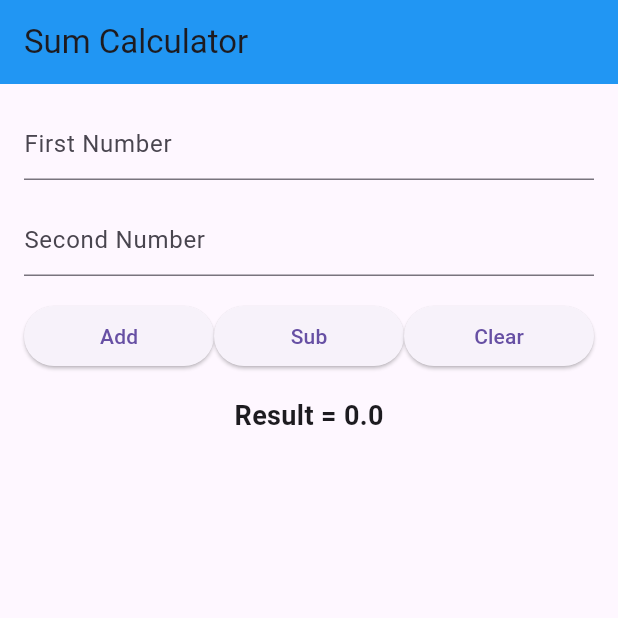
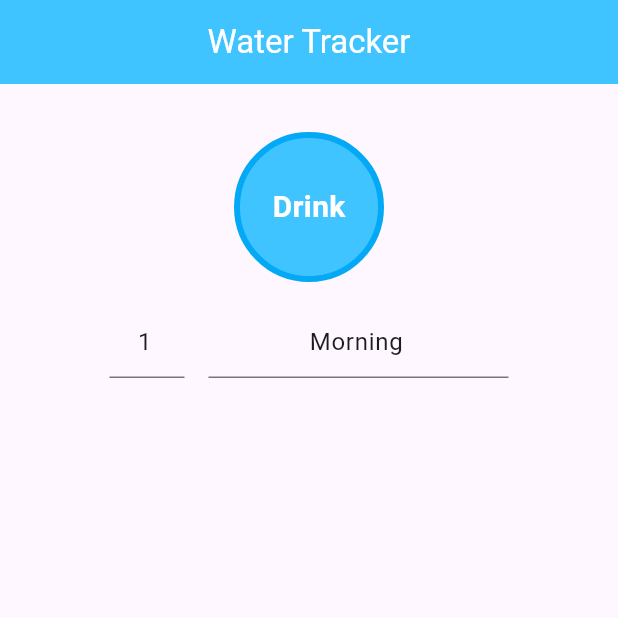
Before and after one commit to farhan-hasan/Flutter_Ostad, a Flutter app: the screen it shows after launch, on a phone screen of 412 x 824 dp, the top half of it. Run offline on Flutter 3.47's test engine with Material 3 defaults, Android fonts, the phone set to English and light mode, and no system bars.

Commit message:
Water Tracker App

```diff
--- a/lib/home_screen.dart
+++ b/lib/home_screen.dart
@@ -1,4 +1,6 @@
 import 'package:flutter/material.dart';
+import 'water_consumed.dart';
+import 'package:intl/intl.dart';
 
 class HomeScreen extends StatefulWidget {
   const HomeScreen({super.key});
@@ -8,129 +10,104 @@ class HomeScreen extends StatefulWidget {
 }
 
 class _HomeScreenState extends State<HomeScreen> {
-  final TextEditingController _TEC1 = TextEditingController();
-  final TextEditingController _TEC2 = TextEditingController();
-
-  GlobalKey<FormState> _formkey = GlobalKey<FormState>();
-
-  double _result = 0;
+  List<WaterConsumed> waterConsumeList = [];
+  final TextEditingController _noOfGlassesTEC =
+      TextEditingController(text: '1');
+  final TextEditingController _noteTEC = TextEditingController(text: 'Morning');
 
   @override
   Widget build(BuildContext context) {
     return Scaffold(
       appBar: AppBar(
-        backgroundColor: Colors.blue,
-        title: const Text("Sum Calculator"),
+        backgroundColor: Colors.lightBlueAccent,
+        foregroundColor: Colors.white,
+        title: const Text("Water Tracker"),
+        centerTitle: true,
       ),
-      body: Padding(
-        padding: const EdgeInsets.all(16),
-        child: Form(
-          key: _formkey,
-          child: Column(
-            children: [
-              TextFormField(
-                controller: _TEC1,
-                keyboardType: TextInputType.number,
-                decoration: const InputDecoration(hintText: "First Number"),
-                validator: (String? value) {
-                  String v = value ?? '';
-                  if (v.isEmpty) {
-                    return "Enter Number one";
-                  }
-                  return null;
-                },
-              ),
-              const SizedBox(
-                height: 16,
-              ),
-              TextFormField(
-                controller: _TEC2,
-                keyboardType: TextInputType.number,
-                decoration: const InputDecoration(hintText: "Second Number"),
-                validator: (String? value) {
-                  String v = value ?? '';
-                  if (v.isEmpty) {
-                    return "Enter Number two";
-                  }
-                  return null;
-                },
-              ),
-              const SizedBox(
-                height: 16,
-              ),
-              Row(
+      body: SingleChildScrollView(
+        child: Column(
+          crossAxisAlignment: CrossAxisAlignment.center,
+          children: [
+            Padding(
+              padding: const EdgeInsets.all(32),
+              child: Column(
                 children: [
-                  Expanded(
-                      child: ElevatedButton(
-                    onPressed: () {
-                      if (_formkey.currentState!.validate()) {
-                        double numOne = double.tryParse(_TEC1.text.trim()) ?? 0;
-                        double numTwo = double.tryParse(_TEC2.text.trim()) ?? 0;
-                        double result = add(numOne, numTwo);
-                        _result = result;
-                        setState(() {});
+                  InkWell(
+                    borderRadius: BorderRadius.circular(100),
+                    onTap: () {
+                      if (_noOfGlassesTEC.text.trim().isEmpty) {
+                        _noOfGlassesTEC.text = '1';
                       }
+                      final noOfGlasses = _noOfGlassesTEC.text.trim();
+                      int value = int.tryParse(noOfGlasses) ?? 1;
+                      waterConsumeList
+                          .insert(0, WaterConsumed(value, DateTime.now(), _noteTEC.text));
+                      setState(() {});
                     },
-                    child: const Text("Add"),
-                  )),
-                  const SizedBox(
-                    height: 16,
+                    child: Container(
+                      height: 100,
+                      width: 100,
+                      alignment: Alignment.center,
+                      decoration: BoxDecoration(
+                          color: Colors.lightBlueAccent,
+                          border: Border.all(color: Colors.lightBlue, width: 4),
+                          borderRadius: BorderRadius.circular(100)),
+                      child: const Text(
+                        "Drink",
+                        style: TextStyle(fontWeight: FontWeight.w600, color: Colors.white, fontSize: 20),
+                      ),
+                    ),
                   ),
-                  Expanded(
-                      child: ElevatedButton(
-                    onPressed: () {
-                      if (_formkey.currentState!.validate()) {
-                        double numOne = double.tryParse(_TEC1.text.trim()) ?? 0;
-                        double numTwo = double.tryParse(_TEC2.text.trim()) ?? 0;
-                        double result = sub(numOne, numTwo);
-                        _result = result;
-                        setState(() {});
-                      }
-                    },
-                    child: const Text("Sub"),
-                  )),
-                  const SizedBox(
-                    height: 16,
-                  ),
-                  Expanded(
-                      child: ElevatedButton(
-                    onPressed: () {
-                      clear();
-                    },
-                    child: Text("Clear"),
-                  )),
-                  SizedBox(
-                    height: 16,
-                  ),
+                  const SizedBox(height: 16,),
+                  Row(mainAxisAlignment: MainAxisAlignment.center, children: [
+                    SizedBox(
+                      width: 50,
+                      child: TextField(
+                        controller: _noOfGlassesTEC,
+                        keyboardType: TextInputType.number,
+                        textAlign: TextAlign.center,
+                      ),
+                    ),
+                    const SizedBox(
+                      width: 16,
+                    ),
+                    SizedBox(
+                      width: 200,
+                      child: TextField(
+                        controller: _noteTEC,
+                        keyboardType: TextInputType.number,
+                        textAlign: TextAlign.center,
+                      ),
+                    ),
+                  ])
                 ],
               ),
-              const SizedBox(
-                height: 16,
-              ),
-              Text(
-                "Result = ${_result}",
-                style:
-                    const TextStyle(fontSize: 18, fontWeight: FontWeight.bold),
-              )
-            ],
-          ),
+            ),
+            ListView.builder(
+                shrinkWrap: true,
+                primary: false,
+                itemCount: waterConsumeList.length,
+                itemBuilder: (context, index) {
+                  return ListTile(
+                    leading: CircleAvatar(
+                      child: Text(waterConsumeList[index].noOfGlass.toString()),
+                    ),
+                    title: Text(waterConsumeList[index].note),
+                    subtitle: Text(DateFormat.yMEd().add_jms().format(waterConsumeList[index].time)),
+                    trailing: IconButton(
+                      icon: Icon(Icons.delete_outline),
+                      onPressed: () {
+                        waterConsumeList.removeAt(index);
+                        setState(() {
+
+                        });
+                      },
+                    ),
+                  );
+                })
+          ],
         ),
       ),
     );
   }
-
-  void clear() {
-    _TEC1.clear();
-    _TEC2.clear();
-    _result = 0;
-    setState(() {});
-  }
-
-  double add(double num1, double num2) {
-    return num1 + num2;
-  }
-
-  double sub(double num1, double num2) {
-    return num1 - num2;
-  }
 }
--- a/lib/main.dart
+++ b/lib/main.dart
@@ -1,24 +1,23 @@
 import 'package:flutter/cupertino.dart';
 
-/// 1. Input two numbers
-/// 2. Inputs should be numbers
-/// 3. Add Button, Sub Button
-/// 4. Clear Button
-/// 5. Result should be shown in text
-/// 6. Text should be visible when there is result
+/// 1. Round tap button that adds a new glass of water
+/// 2. List of consumed glasses
+/// 3. number of glasses and time of consumption
+/// 4. Show list
 
 import 'package:flutter/material.dart';
 import 'home_screen.dart';
 void main () {
-  runApp(SumApp());
+  runApp(WaterTrackerApp());
 }
 
-class SumApp extends StatelessWidget {
-  const SumApp({super.key});
+class WaterTrackerApp extends StatelessWidget {
+  const WaterTrackerApp({super.key});
 
   @override
   Widget build(BuildContext context) {
     return const MaterialApp(
+      debugShowCheckedModeBanner: false,
       home: HomeScreen(),
     );
   }
--- /dev/null
+++ b/lib/water_consumed.dart
@@ -0,0 +1,8 @@
+class WaterConsumed {
+  final int noOfGlass;
+  final DateTime time;
+  final String note;
+
+  WaterConsumed(this.noOfGlass, this.time, this.note);
+
+}
--- a/pubspec.yaml
+++ b/pubspec.yaml
@@ -35,6 +35,7 @@ dependencies:
   # The following adds the Cupertino Icons font to your application.
   # Use with the CupertinoIcons class for iOS style icons.
   cupertino_icons: ^1.0.2
+  intl: ^0.19.0
 
 dev_dependencies:
   flutter_test:
```
Also changed, not shown: pubspec.lock.
